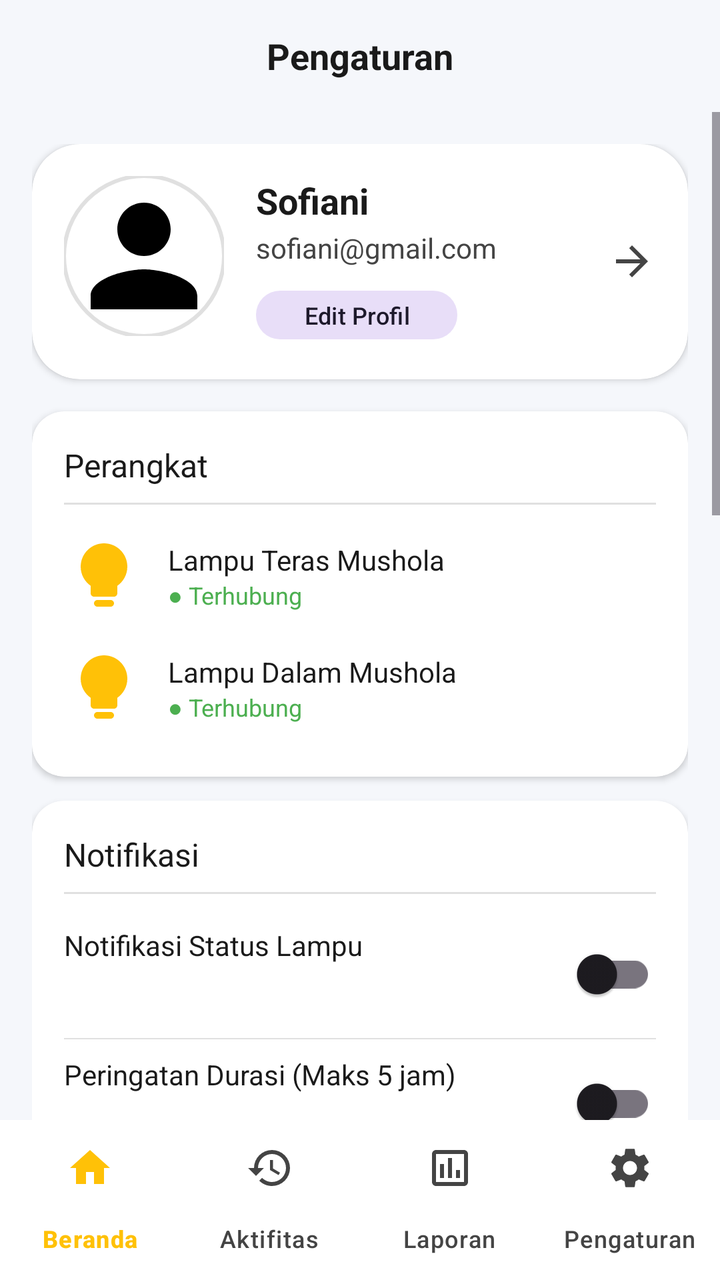
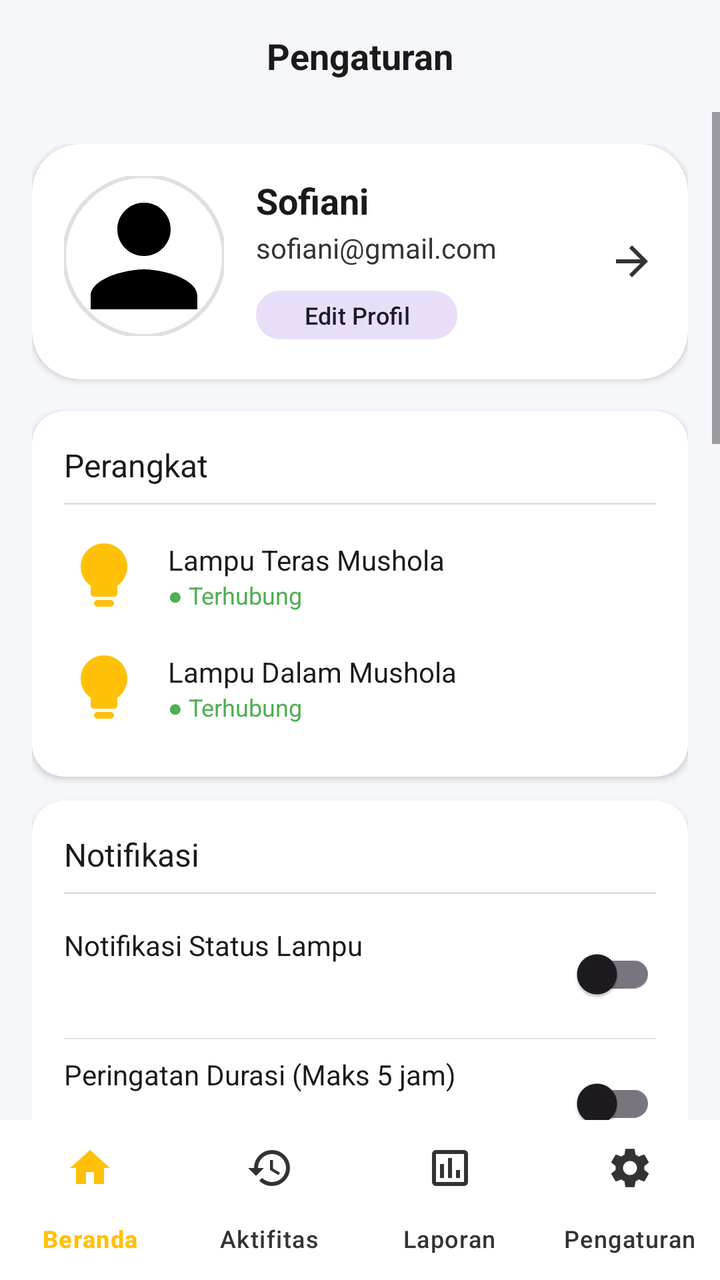

Two renders of the same Android screen: before a commit and after it. Below are the layout's source before the change and the commit's diff.
<!-- AndroidManifest.xml: application theme Theme.ItProyek2 -->
<!-- res/layout/activity_settings.xml -->
<?xml version="1.0" encoding="utf-8"?>
<LinearLayout xmlns:android="http://schemas.android.com/apk/res/android"
    xmlns:app="http://schemas.android.com/apk/res-auto"
    android:layout_width="match_parent"
    android:layout_height="match_parent"
    android:background="@color/main_bg"
    android:orientation="vertical">

    
    <RelativeLayout
        android:layout_width="match_parent"
        android:layout_height="56dp"
        android:paddingHorizontal="16dp">

        <TextView
            android:layout_width="wrap_content"
            android:layout_height="wrap_content"
            android:layout_centerInParent="true"
            android:text="Pengaturan"
            android:textColor="@color/text_head"
            android:textSize="18sp"
            android:textStyle="bold" />
    </RelativeLayout>

    <ScrollView
        android:layout_width="match_parent"
        android:layout_height="0dp"
        android:layout_weight="1">

        <LinearLayout
            android:layout_width="match_parent"
            android:layout_height="wrap_content"
            android:orientation="vertical"
            android:padding="16dp">

            
            <androidx.cardview.widget.CardView
                android:id="@+id/cardProfile"
                android:layout_width="match_parent"
                android:layout_height="wrap_content"
                android:layout_marginBottom="16dp"
                app:cardBackgroundColor="@color/card_bg_custom"
                app:cardCornerRadius="24dp"
                app:cardElevation="2dp">

                <RelativeLayout
                    android:layout_width="match_parent"
                    android:layout_height="wrap_content"
                    android:padding="16dp">

                    <com.google.android.material.imageview.ShapeableImageView
                        android:id="@+id/ivProfileMain"
                        android:layout_width="80dp"
                        android:layout_height="80dp"
                        android:scaleType="centerCrop"
                        android:src="@drawable/ic_person"
                        app:shapeAppearanceOverlay="@style/ShapeAppearance.Material3.Corner.Full"
                        app:strokeColor="@color/divider_color"
                        app:strokeWidth="2dp" />

                    <LinearLayout
                        android:layout_width="match_parent"
                        android:layout_height="wrap_content"
                        android:layout_marginStart="16dp"
                        android:layout_toEndOf="@id/ivProfileMain"
                        android:layout_toStartOf="@id/ivEditProfileArrow"
                        android:orientation="vertical">

                        <TextView
                            android:id="@+id/tvProfileName"
                            android:layout_width="wrap_content"
                            android:layout_height="wrap_content"
                            android:text="@string/profile_name"
                            android:textColor="@color/text_head"
                            android:textSize="18sp"
                            android:textStyle="bold" />

                        <TextView
                            android:id="@+id/tvProfileEmail"
                            android:layout_width="wrap_content"
                            android:layout_height="wrap_content"
                            android:layout_marginTop="2dp"
                            android:text="@string/profile_email"
                            android:textColor="@color/text_sub"
                            android:textSize="14sp" />

                        <com.google.android.material.button.MaterialButton
                            android:id="@+id/btnEditProfile"
                            style="@style/Widget.Material3.Button.TonalButton"
                            android:layout_width="wrap_content"
                            android:layout_height="wrap_content"
                            android:layout_marginTop="8dp"
                            android:minHeight="0dp"
                            android:paddingVertical="4dp"
                            android:text="@string/edit_profil"
                            android:textSize="12sp"
                            app:cornerRadius="12dp" />
                    </LinearLayout>

                    <ImageView
                        android:id="@+id/ivEditProfileArrow"
                        android:layout_width="24dp"
                        android:layout_height="24dp"
                        android:layout_alignParentEnd="true"
                        android:layout_centerVertical="true"
                        android:src="@drawable/ic_arrow_back"
                        android:rotation="180"
                        app:tint="@color/text_sub" />

                </RelativeLayout>
            </androidx.cardview.widget.CardView>

            
            <androidx.cardview.widget.CardView
                android:layout_width="match_parent"
                android:layout_height="wrap_content"
                android:layout_marginBottom="12dp"
                app:cardBackgroundColor="@color/card_bg_custom"
                app:cardCornerRadius="16dp"
                app:cardElevation="2dp">

                <LinearLayout
                    android:layout_width="match_parent"
                    android:layout_height="wrap_content"
                    android:orientation="vertical"
                    android:padding="16dp">

                    <TextView
                        android:layout_width="wrap_content"
                        android:layout_height="wrap_content"
                        android:text="Perangkat"
                        android:textColor="@color/text_head"
                        android:textSize="16sp" />

                    <View
                        android:layout_width="match_parent"
                        android:layout_height="1dp"
                        android:layout_marginVertical="8dp"
                        android:background="@color/divider_color" />

                    <RelativeLayout
                        android:layout_width="match_parent"
                        android:layout_height="wrap_content"
                        android:paddingVertical="8dp">
                        <ImageView
                            android:id="@+id/ivDevice1"
                            android:layout_width="40dp"
                            android:layout_height="40dp"
                            android:src="@drawable/ic_lamp_on"
                            app:tint="@color/accent_yellow" />
                        <LinearLayout
                            android:layout_width="wrap_content"
                            android:layout_height="wrap_content"
                            android:layout_centerVertical="true"
                            android:layout_marginStart="12dp"
                            android:layout_toEndOf="@id/ivDevice1"
                            android:orientation="vertical">
                            <TextView
                                android:layout_width="wrap_content"
                                android:layout_height="wrap_content"
                                android:text="Lampu Teras Mushola"
                                android:textColor="@color/text_head"
                                android:textSize="14sp" />
                            <TextView
                                android:id="@+id/tvStatusDevice1"
                                android:layout_width="wrap_content"
                                android:layout_height="wrap_content"
                                android:text="● Terhubung"
                                android:textColor="#4CAF50"
                                android:textSize="12sp" />
                        </LinearLayout>
                    </RelativeLayout>

                    <RelativeLayout
                        android:layout_width="match_parent"
                        android:layout_height="wrap_content"
                        android:paddingVertical="8dp">
                        <ImageView
                            android:id="@+id/ivDevice2"
                            android:layout_width="40dp"
                            android:layout_height="40dp"
                            android:src="@drawable/ic_lamp_on"
                            app:tint="@color/accent_yellow" />
                        <LinearLayout
                            android:layout_width="wrap_content"
                            android:layout_height="wrap_content"
                            android:layout_centerVertical="true"
                            android:layout_marginStart="12dp"
                            android:layout_toEndOf="@id/ivDevice2"
                            android:orientation="vertical">
                            <TextView
                                android:layout_width="wrap_content"
                                android:layout_height="wrap_content"
                                android:text="Lampu Dalam Mushola"
                                android:textColor="@color/text_head"
                                android:textSize="14sp" />
                            <TextView
                                android:id="@+id/tvStatusDevice2"
                                android:layout_width="wrap_content"
                                android:layout_height="wrap_content"
                                android:text="● Terhubung"
                                android:textColor="#4CAF50"
                                android:textSize="12sp" />
                        </LinearLayout>
                    </RelativeLayout>
                </LinearLayout>
            </androidx.cardview.widget.CardView>

            
            <androidx.cardview.widget.CardView
                android:layout_width="match_parent"
                android:layout_height="wrap_content"
                android:layout_marginBottom="12dp"
                app:cardBackgroundColor="@color/card_bg_custom"
                app:cardCornerRadius="16dp"
                app:cardElevation="2dp">

                <LinearLayout
                    android:layout_width="match_parent"
                    android:layout_height="wrap_content"
                    android:orientation="vertical"
                    android:padding="16dp">

                    <TextView
                        android:layout_width="wrap_content"
                        android:layout_height="wrap_content"
                        android:text="Notifikasi"
                        android:textColor="@color/text_head"
                        android:textSize="16sp" />

                    <View
                        android:layout_width="match_parent"
                        android:layout_height="1dp"
                        android:layout_marginVertical="8dp"
                        android:background="@color/divider_color" />

                    <RelativeLayout
                        android:layout_width="match_parent"
                        android:layout_height="wrap_content"
                        android:paddingVertical="8dp">
                        <TextView
                            android:layout_width="wrap_content"
                            android:layout_height="wrap_content"
                            android:text="Notifikasi Status Lampu"
                            android:textColor="@color/text_head" />
                        <androidx.appcompat.widget.SwitchCompat
                            android:id="@+id/switchNotifLamp"
                            android:layout_width="wrap_content"
                            android:layout_height="wrap_content"
                            android:layout_alignParentEnd="true" />
                    </RelativeLayout>

                    <View android:layout_width="match_parent" android:layout_height="0.5dp" android:background="@color/divider_color" />

                    <RelativeLayout
                        android:layout_width="match_parent"
                        android:layout_height="wrap_content"
                        android:paddingVertical="8dp">
                        <TextView
                            android:layout_width="wrap_content"
                            android:layout_height="wrap_content"
                            android:text="Peringatan Durasi (Maks 5 jam)"
                            android:textColor="@color/text_head" />
                        <androidx.appcompat.widget.SwitchCompat
                            android:id="@+id/switchNotifOvertime"
                            android:layout_width="wrap_content"
                            android:layout_height="wrap_content"
                            android:layout_alignParentEnd="true" />
                    </RelativeLayout>

                    <View android:layout_width="match_parent" android:layout_height="0.5dp" android:background="@color/divider_color" />

                    <RelativeLayout
                        android:layout_width="match_parent"
                        android:layout_height="wrap_content"
                        android:paddingVertical="8dp">
                        <TextView
                            android:layout_width="wrap_content"
                            android:layout_height="wrap_content"
                            android:text="Peringatan Penggunaan Energi"
                            android:textColor="@color/text_head" />
                        <androidx.appcompat.widget.SwitchCompat
                            android:id="@+id/switchNotifEnergy"
                            android:layout_width="wrap_content"
                            android:layout_height="wrap_content"
                            android:layout_alignParentEnd="true" />
                    </RelativeLayout>
                </LinearLayout>
            </androidx.cardview.widget.CardView>

            
            <androidx.cardview.widget.CardView
                android:layout_width="match_parent"
                android:layout_height="wrap_content"
                android:layout_marginBottom="12dp"
                app:cardBackgroundColor="@color/card_bg_custom"
                app:cardCornerRadius="16dp"
                app:cardElevation="2dp">

                <LinearLayout
                    android:layout_width="match_parent"
                    android:layout_height="wrap_content"
                    android:orientation="vertical"
                    android:padding="16dp">

                    <TextView
                        android:layout_width="wrap_content"
                        android:layout_height="wrap_content"
                        android:text="Tema"
                        android:textColor="@color/text_head"
                        android:textSize="16sp" />

                    <View
                        android:layout_width="match_parent"
                        android:layout_height="1dp"
                        android:layout_marginVertical="8dp"
                        android:background="@color/divider_color" />

                    <RadioGroup
                        android:id="@+id/rgTheme"
                        android:layout_width="match_parent"
                        android:layout_height="wrap_content">
                        <RadioButton
                            android:id="@+id/rbDark"
                            android:layout_width="match_parent"
                            android:layout_height="wrap_content"
                            android:text="Mode Gelap"
                            android:textColor="@color/text_head"
                            android:buttonTint="@color/primary_blue" />
                        <RadioButton
                            android:id="@+id/rbLight"
                            android:layout_width="match_parent"
                            android:layout_height="wrap_content"
                            android:text="Mode Terang"
                            android:textColor="@color/text_head"
                            android:buttonTint="@color/primary_blue" />
                    </RadioGroup>
                </LinearLayout>
            </androidx.cardview.widget.CardView>

            
            <androidx.cardview.widget.CardView
                android:layout_width="match_parent"
                android:layout_height="wrap_content"
                android:layout_marginBottom="12dp"
                app:cardBackgroundColor="@color/card_bg_custom"
                app:cardCornerRadius="16dp"
                app:cardElevation="2dp">

                <LinearLayout
                    android:layout_width="match_parent"
                    android:layout_height="wrap_content"
                    android:orientation="vertical"
                    android:padding="16dp">

                    <TextView
                        android:layout_width="wrap_content"
                        android:layout_height="wrap_content"
                        android:text="Bantuan"
                        android:textColor="@color/text_head"
                        android:textSize="16sp" />

                    <View
                        android:layout_width="match_parent"
                        android:layout_height="1dp"
                        android:layout_marginVertical="8dp"
                        android:background="@color/divider_color" />

                    <RelativeLayout
                        android:id="@+id/layoutUserGuide"
                        android:layout_width="match_parent"
                        android:layout_height="wrap_content"
                        android:paddingVertical="12dp"
                        android:clickable="true"
                        android:focusable="true"
                        android:background="?attr/selectableItemBackground">
                        <TextView
                            android:layout_width="wrap_content"
                            android:layout_height="wrap_content"
                            android:layout_centerVertical="true"
                            android:text="Panduan Pengguna"
                            android:textColor="@color/text_head" />
                        <ImageView
                            android:layout_width="20dp"
                            android:layout_height="20dp"
                            android:layout_alignParentEnd="true"
                            android:layout_centerVertical="true"
                            android:src="@drawable/ic_arrow_back"
                            android:rotation="180"
                            app:tint="@color/text_sub" />
                    </RelativeLayout>

                    <View android:layout_width="match_parent" android:layout_height="0.5dp" android:background="@color/divider_color" />

                    <RelativeLayout
                        android:id="@+id/layoutContactSupport"
                        android:layout_width="match_parent"
                        android:layout_height="wrap_content"
                        android:paddingVertical="12dp"
                        android:clickable="true"
                        android:focusable="true"
                        android:background="?attr/selectableItemBackground">
                        <TextView
                            android:layout_width="wrap_content"
                            android:layout_height="wrap_content"
                            android:layout_centerVertical="true"
                            android:text="Hubungi Dukungan"
                            android:textColor="@color/text_head" />
                        <ImageView
                            android:layout_width="20dp"
                            android:layout_height="20dp"
                            android:layout_alignParentEnd="true"
                            android:layout_centerVertical="true"
                            android:src="@drawable/ic_arrow_back"
                            android:rotation="180"
                            app:tint="@color/text_sub" />
                    </RelativeLayout>
                </LinearLayout>
            </androidx.cardview.widget.CardView>

            
            <androidx.cardview.widget.CardView
                android:layout_width="match_parent"
                android:layout_height="wrap_content"
                android:layout_marginBottom="12dp"
                app:cardBackgroundColor="@color/card_bg_custom"
                app:cardCornerRadius="16dp"
                app:cardElevation="2dp">

                <LinearLayout
                    android:layout_width="match_parent"
                    android:layout_height="wrap_content"
                    android:orientation="vertical"
                    android:padding="16dp">

                    <TextView
                        android:layout_width="wrap_content"
                        android:layout_height="wrap_content"
                        android:text="Tentang"
                        android:textColor="@color/text_head"
                        android:textSize="16sp" />

                    <View
                        android:layout_width="match_parent"
                        android:layout_height="1dp"
                        android:layout_marginVertical="8dp"
                        android:background="@color/divider_color" />

                    <RelativeLayout
                        android:id="@+id/layoutAbout"
                        android:layout_width="match_parent"
                        android:layout_height="wrap_content"
                        android:paddingVertical="12dp"
                        android:clickable="true"
                        android:focusable="true"
                        android:background="?attr/selectableItemBackground">
                        <TextView
                            android:layout_width="wrap_content"
                            android:layout_height="wrap_content"
                            android:layout_centerVertical="true"
                            android:text="@string/tentang_aplikasi"
                            android:textColor="@color/text_head" />
                        <TextView
                            android:layout_width="wrap_content"
                            android:layout_height="wrap_content"
                            android:layout_alignParentEnd="true"
                            android:layout_centerVertical="true"
                            android:text="@string/app_version"
                            android:textColor="@color/text_sub"
                            android:textSize="13sp" />
                    </RelativeLayout>
                </LinearLayout>
            </androidx.cardview.widget.CardView>

            
            <androidx.cardview.widget.CardView
                android:layout_width="match_parent"
                android:layout_height="wrap_content"
                android:layout_marginBottom="32dp"
                app:cardBackgroundColor="@color/card_bg_custom"
                app:cardCornerRadius="16dp"
                app:cardElevation="2dp">

                <LinearLayout
                    android:layout_width="match_parent"
                    android:layout_height="wrap_content"
                    android:orientation="vertical"
                    android:padding="16dp">

                    <TextView
                        android:layout_width="wrap_content"
                        android:layout_height="wrap_content"
                        android:text="Akun"
                        android:textColor="@color/text_head"
                        android:textSize="16sp" />

                    <View
                        android:layout_width="match_parent"
                        android:layout_height="1dp"
                        android:layout_marginVertical="8dp"
                        android:background="@color/divider_color" />

                    <RelativeLayout
                        android:id="@+id/layoutLogout"
                        android:layout_width="match_parent"
                        android:layout_height="wrap_content"
                        android:paddingVertical="12dp"
                        android:clickable="true"
                        android:focusable="true"
                        android:background="?attr/selectableItemBackground">
                        <TextView
                            android:layout_width="wrap_content"
                            android:layout_height="wrap_content"
                            android:text="Keluar Akun"
                            android:textColor="#E53935"
                            android:textStyle="bold"
                            android:textSize="15sp" />
                        <ImageView
                            android:layout_width="20dp"
                            android:layout_height="20dp"
                            android:layout_alignParentEnd="true"
                            android:src="@android:drawable/ic_lock_power_off"
                            app:tint="#E53935" />
                    </RelativeLayout>
                </LinearLayout>
            </androidx.cardview.widget.CardView>

        </LinearLayout>
    </ScrollView>

    
    <com.google.android.material.bottomnavigation.BottomNavigationView
        android:id="@+id/bottomNavSettings"
        android:layout_width="match_parent"
        android:layout_height="80dp"
        android:background="@color/nav_bg"
        app:itemIconTint="@drawable/bottom_nav_color"
        app:itemTextColor="@drawable/bottom_nav_color"
        app:labelVisibilityMode="labeled"
        app:menu="@menu/bottom_menu" />

</LinearLayout>
<!-- resources referenced by this layout -->
<resources>
  <color name="accent_yellow">#FFC107</color>
  <color name="card_bg_custom">#FFFFFF</color>
  <color name="divider_color">#E0E0E0</color>
  <color name="main_bg">#F5F7FB</color>
  <color name="nav_bg">#FFFFFF</color>
  <color name="primary_blue">#3D82FF</color>
  <color name="text_head">#1A1A1A</color>
  <color name="text_sub">#444444</color>
  <!-- drawable bottom_nav_color (drawable) -->
  <?xml version="1.0" encoding="utf-8"?>
  <selector xmlns:android="http://schemas.android.com/apk/res/android">
      <item android:color="#FFC107" android:state_checked="true" />
      <item android:color="@color/text_sub" />
  </selector>
  <!-- drawable ic_arrow_back (drawable) -->
  <vector xmlns:android="http://schemas.android.com/apk/res/android"
      android:width="24dp"
      android:height="24dp"
      android:viewportWidth="24"
      android:viewportHeight="24">
      <path
          android:fillColor="#FF000000"
          android:pathData="M20,11H7.83L13.42,5.41L12,4L4,12L12,20L13.41,18.59L7.83,13H20V11Z" />
  </vector>
  <!-- drawable ic_lamp_on (drawable) -->
  <?xml version="1.0" encoding="utf-8"?>
  <vector xmlns:android="http://schemas.android.com/apk/res/android"
      android:width="24dp"
      android:height="24dp"
      android:viewportWidth="24"
      android:viewportHeight="24">
      <path
          android:fillColor="#FFD700"
          android:pathData="M12,2C8.14,2 5,5.14 5,9c0,2.38 1.19,4.47 3,5.74V17c0,0.55 0.45,1 1,1h6c0.55,0 1,-0.45 1,-1v-2.26c1.81,-1.27 3,-3.36 3,-5.74 0,-3.86 -3.14,-7 -7,-7zM9,20c0,0.55 0.45,1 1,1h4c0.55,0 1,-0.45 1,-1s-0.45,-1 -1,-1h-4c-0.55,0 -1,0.45 -1,1z" />
  </vector>
  <!-- drawable ic_person (drawable) -->
  <vector xmlns:android="http://schemas.android.com/apk/res/android"
      android:width="24dp"
      android:height="24dp"
      android:viewportWidth="24"
      android:viewportHeight="24">
      <path
          android:fillColor="#000000"
          android:pathData="M12,12c2.21,0 4,-1.79 4,-4s-1.79,-4 -4,-4 -4,1.79 -4,4 1.79,4 4,4zM12,14c-2.67,0 -8,1.34 -8,4v2h16v-2c0,-2.66 -5.33,-4 -8,-4z"/>
  </vector>
  <string name="app_version">v1.1.0</string>
  <string name="edit_profil">Edit Profil</string>
  <string name="profile_email">sofiani@gmail.com</string>
  <string name="profile_name">Sofiani</string>
  <string name="tentang_aplikasi">Tentang Aplikasi</string>
  <style name="Theme.ItProyek2" parent="Base.Theme.ItProyek2" />
  <style name="Base.Theme.ItProyek2" parent="Theme.Material3.DayNight.NoActionBar">
          <item name="colorPrimary">@color/primary_blue</item>
          <item name="android:statusBarColor">@android:color/transparent</item>
          <item name="android:windowLightStatusBar" tools:targetApi="m">true</item>
      </style>
</resources>

<!-- the commit's change to res/layout/activity_settings.xml (unified diff, before → after) -->
@@ -306,6 +306,88 @@
                     <TextView
                         android:layout_width="wrap_content"
                         android:layout_height="wrap_content"
+                        android:text="Otomatisasi &amp; Sensor"
+                        android:textColor="@color/text_head"
+                        android:textSize="16sp" />
+
+                    <View
+                        android:layout_width="match_parent"
+                        android:layout_height="1dp"
+                        android:layout_marginVertical="8dp"
+                        android:background="@color/divider_color" />
+
+                    
+                    <TextView
+                        android:layout_width="wrap_content"
+                        android:layout_height="wrap_content"
+                        android:layout_marginTop="8dp"
+                        android:layout_marginBottom="12dp"
+                        android:text="Sensitivitas Cahaya"
+                        android:textColor="@color/text_sub"
+                        android:textSize="14sp" />
+
+                    <com.google.android.material.button.MaterialButtonToggleGroup
+                        android:id="@+id/toggleThreshold"
+                        android:layout_width="match_parent"
+                        android:layout_height="wrap_content"
+                        app:selectionRequired="true"
+                        app:singleSelection="true">
+                        <Button
+                            android:id="@+id/btnLow"
+                            style="@style/Widget.Material3.Button.OutlinedButton"
+                            android:layout_width="0dp"
+                            android:layout_height="wrap_content"
+                            android:layout_weight="1"
+                            android:text="Redup"
+                            android:textSize="12sp" />
+                        <Button
+                            android:id="@+id/btnMid"
+                            style="@style/Widget.Material3.Button.OutlinedButton"
+                            android:layout_width="0dp"
+                            android:layout_height="wrap_content"
+                            android:layout_weight="1"
+                            android:text="Standar"
+                            android:textSize="12sp" />
+                        <Button
+                            android:id="@+id/btnHigh"
+                            style="@style/Widget.Material3.Button.OutlinedButton"
+                            android:layout_width="0dp"
+                            android:layout_height="wrap_content"
+                            android:layout_weight="1"
+                            android:text="Gelap"
+                            android:textSize="12sp" />
+                    </com.google.android.material.button.MaterialButtonToggleGroup>
+
+                    
+                    <TextView
+                        android:layout_width="match_parent"
+                        android:layout_height="wrap_content"
+                        android:layout_marginTop="12dp"
+                        android:text="Keterangan:\n• Redup: Lampu menyala lebih awal pas sore hari.\n• Standar: Lampu menyala pas mendung atau malam normal.\n• Gelap: Lampu baru nyala kalau sudah gelap gulita."
+                        android:textColor="@color/text_sub"
+                        android:textSize="12sp"
+                        android:lineSpacingExtra="4dp" />
+                </LinearLayout>
+            </androidx.cardview.widget.CardView>
+
+            
+            <androidx.cardview.widget.CardView
+                android:layout_width="match_parent"
+                android:layout_height="wrap_content"
+                android:layout_marginBottom="12dp"
+                app:cardBackgroundColor="@color/card_bg_custom"
+                app:cardCornerRadius="16dp"
+                app:cardElevation="2dp">
+
+                <LinearLayout
+                    android:layout_width="match_parent"
+                    android:layout_height="wrap_content"
+                    android:orientation="vertical"
+                    android:padding="16dp">
+
+                    <TextView
+                        android:layout_width="wrap_content"
+                        android:layout_height="wrap_content"
                         android:text="Tema"
                         android:textColor="@color/text_head"
                         android:textSize="16sp" />
<!-- resource entries referenced after the edit -->
@@ -7,7 +7,7 @@
   <color name="nav_bg">#FFFFFF</color>
   <color name="primary_blue">#3D82FF</color>
   <color name="text_head">#1A1A1A</color>
-  <color name="text_sub">#444444</color>
+  <color name="text_sub">#333333</color>
   <!-- drawable bottom_nav_color (drawable) -->
   <?xml version="1.0" encoding="utf-8"?>
   <selector xmlns:android="http://schemas.android.com/apk/res/android">
